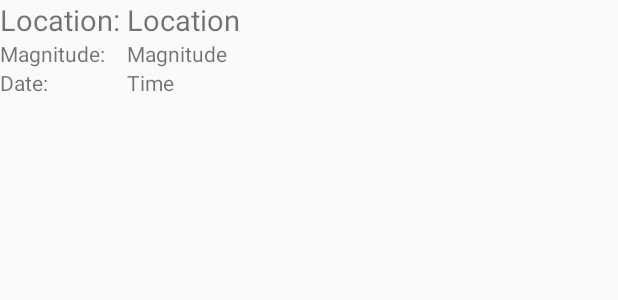
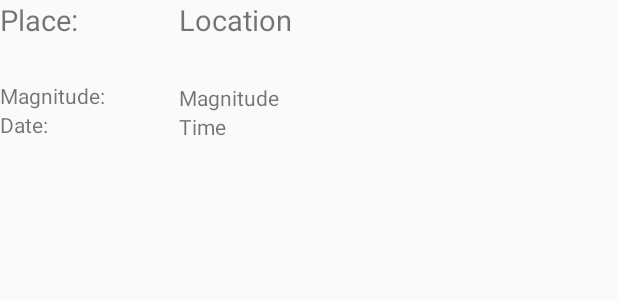
Before and after one commit to Bakenbraad/rensvanderveldt_pset6, an Android app: the layout row_layout.xml on its own in the app's theme, with its tools: preview values and no code run, on a phone screen of 412 x 824 dp. Shown: the top 300 px of the screen. Run offline under Robolectric (Android 15) with nearby library versions, the phone set to English and light mode, and no system bars.

Commit message:
Minor layout fixes and url string bug fix

```diff
--- a/app/src/main/java/com/vanderveldt/rens/last_app/RequestHandler.java
+++ b/app/src/main/java/com/vanderveldt/rens/last_app/RequestHandler.java
@@ -59,7 +59,8 @@ public class RequestHandler {
         String date = formatCal.format(calDate);
 
         // Get the inputstream from the created url, and return json to the asynctask.
-        InputStream is = new URL("http://earthquake.usgs.gov/fdsnws/event/1/query.geojson?endtime=" + date + "&minmagnitude=" + mag + "&orderby=time&limit=" + results).openStream();
+        String urlString = "http://earthquake.usgs.gov/fdsnws/event/1/query.geojson?starttime=" + date + "&minmagnitude=" + mag +"&orderby=time&limit=" + results;
+        InputStream is = new URL(urlString).openStream();
         try {
             BufferedReader rd = new BufferedReader(new InputStreamReader(is, Charset.forName("UTF-8")));
             String jsonText = readAll(rd);
--- a/app/src/main/res/layout/row_layout.xml
+++ b/app/src/main/res/layout/row_layout.xml
@@ -16,12 +16,11 @@
             android:layout_weight="1">
 
             <TextView
-                android:text="Location: "
+                android:text="Place: "
                 android:textSize="19sp"
-                android:layout_width="match_parent"
-                android:layout_height="wrap_content"
-                android:id="@+id/textView8"
-                android:layout_weight="1" />
+                android:layout_width="119dp"
+                android:layout_height="54dp"
+                android:id="@+id/textView8" />
 
             <TextView
                 android:text="Magnitude: "
@@ -43,29 +42,28 @@
             android:orientation="vertical"
             android:layout_width="match_parent"
             android:layout_height="match_parent"
-            android:layout_weight="1">
+            android:layout_weight="1"
+            android:weightSum="1">
 
             <TextView
                 android:text="Location"
                 android:textSize="19sp"
-                android:layout_width="match_parent"
+                android:layout_width="266dp"
                 android:layout_height="wrap_content"
                 android:id="@+id/locationTV"
-                android:layout_weight="1" />
+                android:layout_weight="1.05" />
 
             <TextView
                 android:text="Magnitude"
                 android:layout_width="match_parent"
                 android:layout_height="wrap_content"
-                android:id="@+id/magTV"
-                android:layout_weight="1" />
+                android:id="@+id/magTV" />
 
             <TextView
                 android:text="Time"
-                android:layout_width="match_parent"
+                android:layout_width="266dp"
                 android:layout_height="wrap_content"
-                android:id="@+id/timeTV"
-                android:layout_weight="1" />
+                android:id="@+id/timeTV" />
 
         </LinearLayout>
 
```
